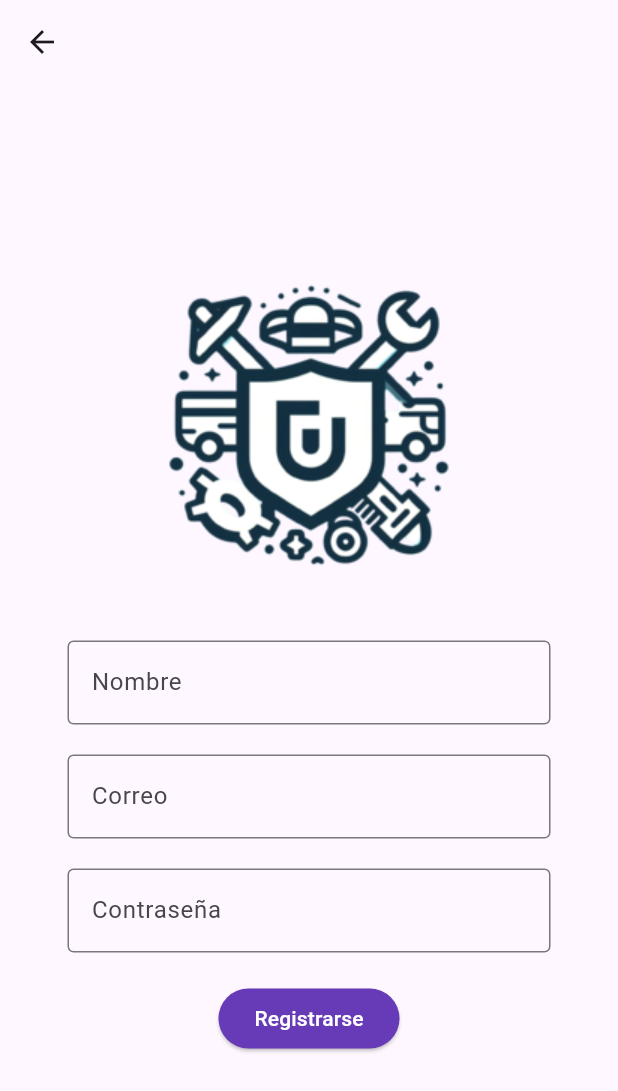
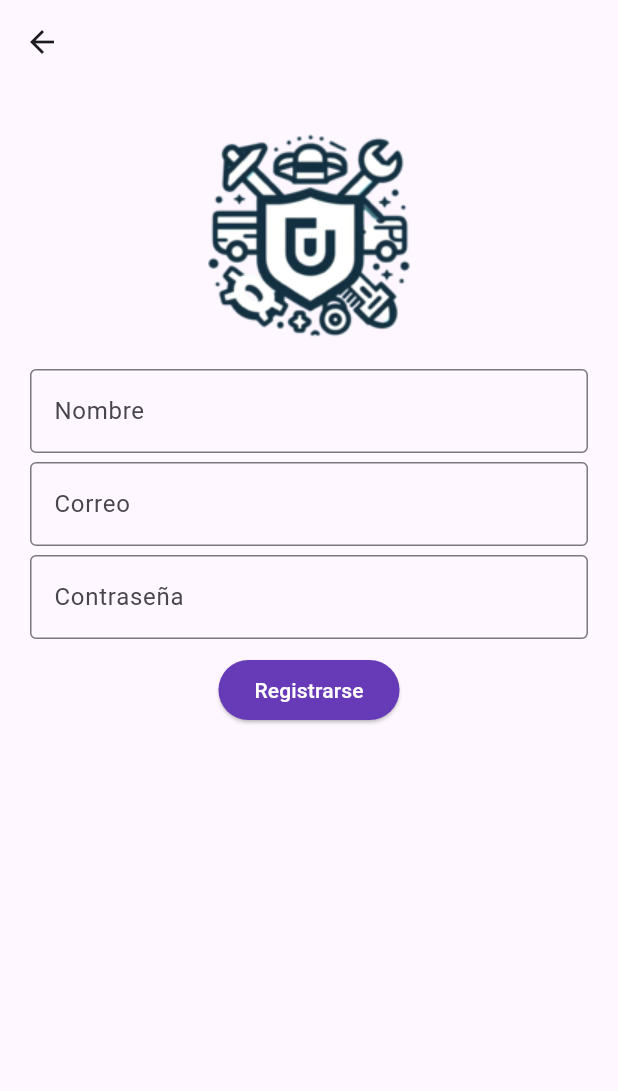
Before and after one commit to ATJaime/service_app, a Flutter app: the screen it shows after launch, after a tap on "Registrarse", on a phone screen of 412 x 824 dp. Shown: the top 1091 px of the screen. Run offline on Flutter 3.47's test engine with Material 2 defaults, Android fonts, the phone set to English and light mode, and no system bars; our stand-ins replace cloud_firestore, connectivity_plus, firebase_auth, firebase_core, firebase_database, geolocator and 3 more; accounts and stored records are empty.

Commit message:
Mejoras en la interfaz

```diff
--- a/service/lib/pages/login_page.dart
+++ b/service/lib/pages/login_page.dart
@@ -91,11 +91,11 @@ class _LoginState extends State<Login> {
           mainAxisAlignment: MainAxisAlignment.spaceEvenly,
           crossAxisAlignment: CrossAxisAlignment.center,
           children: [
-          Image.asset("assets/images/logo.png"),
           Padding(
             padding: const EdgeInsets.all(20.0),
             child: Column(
               children: [
+                Image.asset("assets/images/logo.png"),
                 TextField(
                   controller: _emailController,
                   decoration: const InputDecoration(
@@ -104,7 +104,7 @@ class _LoginState extends State<Login> {
                   ),
                 ),
 
-                const SizedBox(height: 20),
+                const SizedBox(height: 8),
 
                 TextField(
                   controller: _passwordController,
--- a/service/lib/pages/signup_page.dart
+++ b/service/lib/pages/signup_page.dart
@@ -88,17 +88,16 @@ class _FirebaseSignUpState extends State<SignUp> {
         appBar: AppBar(),
         body: Center(
             child: Container(
-                padding: const EdgeInsets.all(25),
+                padding: const EdgeInsets.only(left: 20, right: 20, top: 0, bottom: 0),
                 child: Form(
                   key: _formKey,
                   child: Column(
-                      mainAxisAlignment: MainAxisAlignment.center,
                       children: [
-                        Image.asset("assets/images/logo.png"),
                         Padding(
-                          padding: const EdgeInsets.all(20.0),
+                          padding: const EdgeInsets.only(top: 10, bottom: 0),
                           child: Column(
                             children: [
+                              Image.asset("assets/images/logo.png"),
                               TextField(
                                 controller: _nameController,
                                 decoration: const InputDecoration(
@@ -107,7 +106,7 @@ class _FirebaseSignUpState extends State<SignUp> {
                                 ),
                               ),
 
-                              const SizedBox(height: 20),
+                              const SizedBox(height: 6),
 
                               TextField(
                                 controller: _emailController,
@@ -117,7 +116,7 @@ class _FirebaseSignUpState extends State<SignUp> {
                                 ),
                               ),
 
-                              const SizedBox(height: 20),
+                              const SizedBox(height: 6),
 
                               TextField(
                                 controller: _passwordController,
@@ -128,7 +127,7 @@ class _FirebaseSignUpState extends State<SignUp> {
                                 ),
                               ),
 
-                              const SizedBox(height: 20),
+                              const SizedBox(height: 10),
 
                               ElevatedButton(
                                 onPressed: (){
```
Also changed, not shown: service/assets/images/logo.png.
